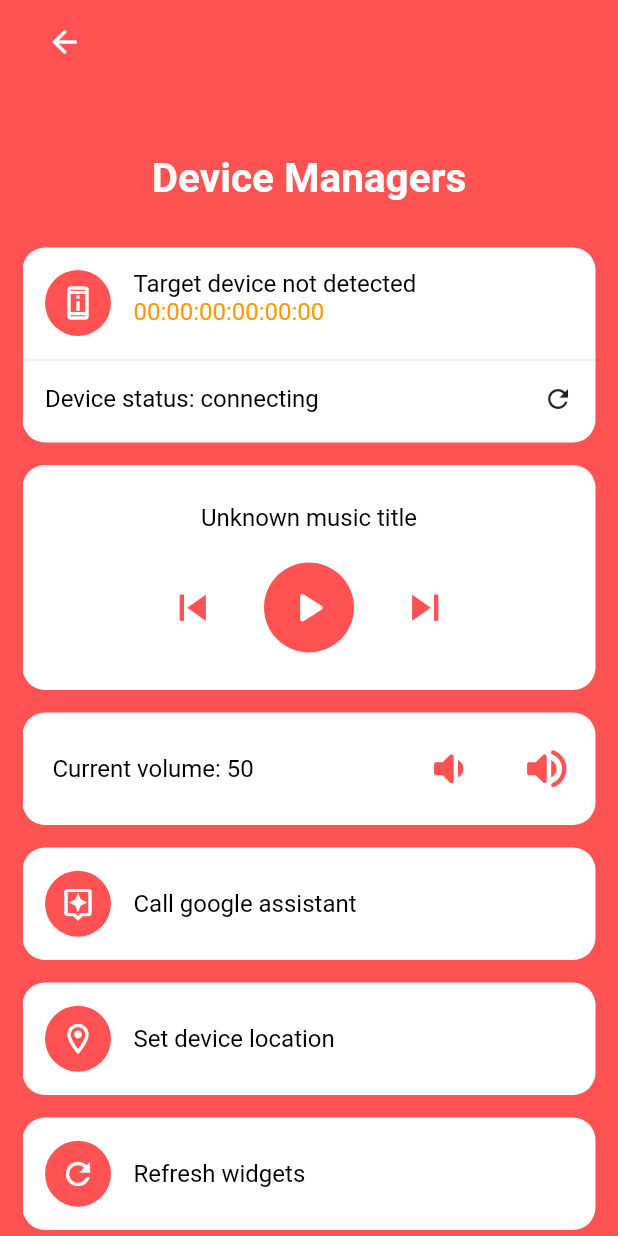
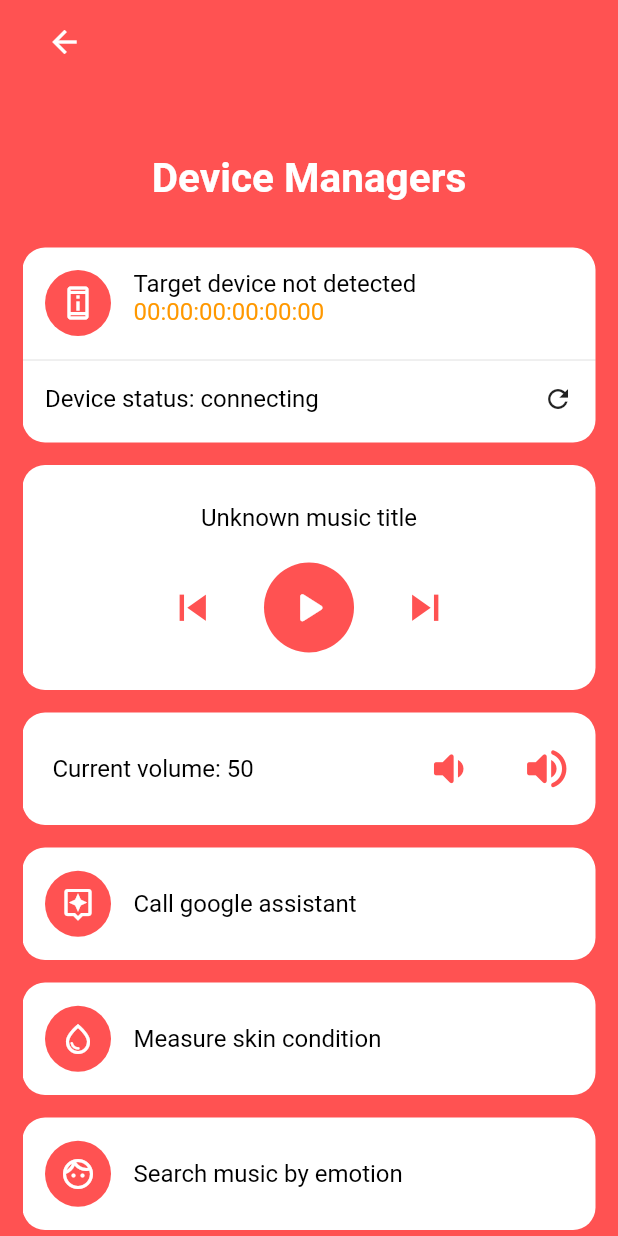
Before and after one commit to bluelove8939/Smart-Mirror-IoT-Project-Front-end-application-, a Flutter app: the DeviceManagingPage screen opened by its route, on a phone screen of 412 x 824 dp. Run offline on Flutter 3.47's test engine with Material 2 defaults, Android fonts, the phone set to English and light mode, and no system bars; our stand-ins replace fl_chart, flutter_bluetooth_serial, fluttertoast, google_sign_in, location; missing offline and left inert: googleapis; generated files the repository leaves out were written again.

Commit message:
Update skin condition control panel

```diff
--- a/lib/l10n/app_en.arb
+++ b/lib/l10n/app_en.arb
@@ -65,6 +65,10 @@
   "deviceManagingMenuSetIntervaldialogMinutes": "Minutes",
   "deviceManagingMenuSetIntervaldialogFloatMsg": "Hours and minutes cannot be floating number",
   "deviceManagingMenuAssistant": "Call google assistant",
+  "deviceManagingMenuSkin": "Measure skin condition",
+  "deviceManagingMenuSkinDialog": "Attach skin to your skin sensor",
+  "deviceManagingMenuEmotion": "Search music by emotion",
+  "deviceManagingMenuEmotionDialog": "Show your face to the camera attached to mirror",
   "deviceManagingTimeoutMsg": "Request is denied due to timeout",
   "deviceManagingSucceedMsg": "Request succeed",
   "deviceManagingFailedMsg": "Request failed",
--- a/lib/l10n/app_ko.arb
+++ b/lib/l10n/app_ko.arb
@@ -64,7 +64,11 @@
   "deviceManagingMenuSetIntervaldialogHour": "시간",
   "deviceManagingMenuSetIntervaldialogMinutes": "분",
   "deviceManagingMenuSetIntervaldialogFloatMsg": "정수만 입력 가능합니다",
-  "deviceManagingMenuAssistant": "구글 어시스턴트 호출",
+  "deviceManagingMenuAssistant": "구글 어시스턴트 호출하기",
+  "deviceManagingMenuSkin": "피부 상태 측정하기",
+  "deviceManagingMenuSkinDialog": "피부 센서와 피부를 접촉시키세요",
+  "deviceManagingMenuEmotion": "표정 분석을 통해 음악 재생하기",
+  "deviceManagingMenuEmotionDialog": "스마트 미러 카메라에 얼굴을 비추세요",
   "deviceManagingTimeoutMsg": "시간초과로 인해 요청을 실행할 수 없습니다",
   "deviceManagingSucceedMsg": "요청에 성공했습니다",
   "deviceManagingFailedMsg": "요청에 실패했습니다",
--- a/lib/user_interface.dart
+++ b/lib/user_interface.dart
@@ -1788,6 +1788,92 @@ class _DeviceManagingPageState extends State<DeviceManagingPage> {
 
                   GestureDetector(
                     onTap: () async {
+                      final tokenContent = {
+                        'type': 'moisture',
+                        'args': [],
+                      };
+
+                      showToastMessage(AppLocalizations.of(context)!.deviceManagingMenuSkinDialog);
+                      sendToken(tokenContent);
+                    },
+
+                    child: Container(
+                      margin: const EdgeInsets.fromLTRB(0, 15, 0, 0),
+                      height: 75,
+                      alignment: Alignment.center,
+                      decoration: BoxDecoration(
+                        color: Theme.of(context).colorScheme.surface,
+                        borderRadius: dashboardCardBorderRadius,
+                      ),
+
+                      child: Row(
+                        children: [
+                          Container(
+                            margin: const EdgeInsets.only(top: 15, left: 15, right: 15, bottom: 15),
+                            child: CircleAvatar(
+                              child: Icon(
+                                  Icons.water_drop_outlined,
+                                  color: Theme.of(context).colorScheme.tertiary
+                              ),
+                              radius: 22,
+                              backgroundColor: Theme.of(context).colorScheme.primary,
+                            ),
+                          ),
+
+                          Text(
+                            AppLocalizations.of(context)!.deviceManagingMenuSkin,
+                            style: deviceIdStyle,
+                          ),
+                        ],
+                      ),
+                    ),
+                  ),
+
+                  GestureDetector(
+                    onTap: () async {
+                      final tokenContent = {
+                        'type': 'play_music_by_emotion',
+                        'args': [],
+                      };
+
+                      showToastMessage(AppLocalizations.of(context)!.deviceManagingMenuEmotionDialog);
+                      sendToken(tokenContent);
+                    },
+
+                    child: Container(
+                      margin: const EdgeInsets.fromLTRB(0, 15, 0, 0),
+                      height: 75,
+                      alignment: Alignment.center,
+                      decoration: BoxDecoration(
+                        color: Theme.of(context).colorScheme.surface,
+                        borderRadius: dashboardCardBorderRadius,
+                      ),
+
+                      child: Row(
+                        children: [
+                          Container(
+                            margin: const EdgeInsets.only(top: 15, left: 15, right: 15, bottom: 15),
+                            child: CircleAvatar(
+                              child: Icon(
+                                  Icons.face_outlined,
+                                  color: Theme.of(context).colorScheme.tertiary
+                              ),
+                              radius: 22,
+                              backgroundColor: Theme.of(context).colorScheme.primary,
+                            ),
+                          ),
+
+                          Text(
+                            AppLocalizations.of(context)!.deviceManagingMenuEmotion,
+                            style: deviceIdStyle,
+                          ),
+                        ],
+                      ),
+                    ),
+                  ),
+
+                  GestureDetector(
+                    onTap: () async {
                       final currentPosition = await weatherDataDownloader.determinePosition();
                       final latitude = currentPosition.latitude.toString();
                       final longitude = currentPosition.longitude.toString();
```
Also changed, not shown: 1 other file.
